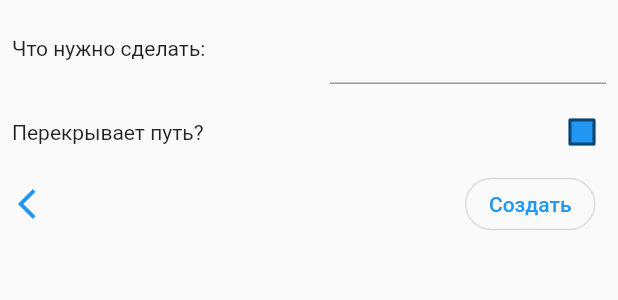
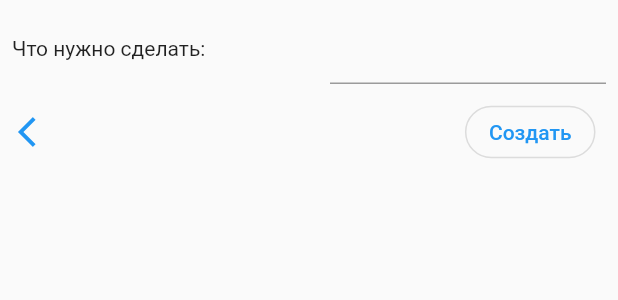
Before and after one commit to mentoster/sheremetyevo_tasks, a Flutter app: the CreateTaskWidget widget shown alone on an empty page, opened directly with empty values, on a phone screen of 412 x 824 dp. Shown: the top 300 px of the screen. Run offline on Flutter 3.47's test engine with Material 2 defaults, Android fonts, the phone set to English and light mode, and no system bars; our stand-ins replace flutter_slidable, liquid_progress_indicator_ns, location, photo_view, sliding_up_panel; missing offline and left inert: grpc, protobuf; statements that could not run were skipped.

Commit message:
update proco files

```diff
--- a/lib/Screens/mapScreen/main_map.dart
+++ b/lib/Screens/mapScreen/main_map.dart
@@ -26,7 +26,7 @@ class WayMap extends StatelessWidget {
       parallaxEnabled: true,
       backdropEnabled: true,
       panel: Center(
-        child: _isEngineer ? EngineerBottomMenu() : WorkerBottomMenu(),
+        child:  BottomMenu(_isEngineer),
       ),
       body: body(),
       borderRadius: radius,
--- a/lib/Screens/mapScreen/widgets/Tasks/create_new_task.dart
+++ b/lib/Screens/mapScreen/widgets/Tasks/create_new_task.dart
@@ -29,7 +29,7 @@ class _NewTaskMenuState extends State<NewTaskMenu> {
           style: TextStyle(fontSize: 25),
         ),
         _isWantToCreate
-            ? CreateTaskWidget(ChangeCreateBool)
+            ? CreateTaskWidget(ChangeCreateBool, "Привет")
             : Container(
                 height: 35,
                 padding: EdgeInsets.only(right: 15),
--- a/lib/Screens/mapScreen/widgets/Tasks/new_task_menu.dart
+++ b/lib/Screens/mapScreen/widgets/Tasks/new_task_menu.dart
@@ -2,19 +2,29 @@ import 'package:flutter/material.dart';
 import 'package:sheremetyevo_tasks/Models/coordservice.pbgrpc.dart';
 
 class CreateTaskWidget extends StatefulWidget {
+  final textToField;
   Function _changeCreateBool;
-  CreateTaskWidget(this._changeCreateBool);
+  CreateTaskWidget(this._changeCreateBool, this.textToField);
+  final _controller = TextEditingController();
+  void putText() {
+    _controller.text = textToField;
+  }
+
   @override
-  _CreateTaskWidgetState createState() =>
-      _CreateTaskWidgetState(_changeCreateBool);
+  _CreateTaskWidgetState createState() {
+    putText();
+    return _CreateTaskWidgetState(_changeCreateBool, _controller);
+  }
 }
 
 class _CreateTaskWidgetState extends State<CreateTaskWidget> {
+  final TextEditingController _controller;
+
   bool _isOnWay = false;
   Function _changeCreateBool;
   late Operaions operaion;
 
-  _CreateTaskWidgetState(this._changeCreateBool);
+  _CreateTaskWidgetState(this._changeCreateBool, this._controller);
   Color getColor(Set<MaterialState> states) {
     const Set<MaterialState> interactiveStates = <MaterialState>{
       MaterialState.pressed,
@@ -43,29 +53,32 @@ class _CreateTaskWidgetState extends State<CreateTaskWidget> {
               width: 200,
               padding: const EdgeInsets.all(8.0),
               child: TextField(
-                  style: TextStyle(fontSize: 14), maxLines: 1, minLines: 1),
+                  controller: _controller,
+                  style: TextStyle(fontSize: 14),
+                  maxLines: 1,
+                  minLines: 1),
             ),
           ],
         ),
-        Row(
-            crossAxisAlignment: CrossAxisAlignment.center,
-            mainAxisAlignment: MainAxisAlignment.spaceBetween,
-            children: [
-              Padding(
-                padding: const EdgeInsets.only(left: 8.0),
-                child: Text("Перекрывает путь?"),
-              ),
-              Checkbox(
-                checkColor: Colors.white,
-                fillColor: MaterialStateProperty.resolveWith(getColor),
-                value: _isOnWay,
-                onChanged: (bool? value) {
-                  setState(() {
-                    _isOnWay = value!;
-                  });
-                },
-              ),
-            ]),
+        // Row(
+        //     crossAxisAlignment: CrossAxisAlignment.center,
+        //     mainAxisAlignment: MainAxisAlignment.spaceBetween,
+        //     children: [
+        //       Padding(
+        //         padding: const EdgeInsets.only(left: 8.0),
+        //         child: Text("Перекрывает путь?"),
+        //       ),
+        //       Checkbox(
+        //         checkColor: Colors.white,
+        //         fillColor: MaterialStateProperty.resolveWith(getColor),
+        //         value: _isOnWay,
+        //         onChanged: (bool? value) {
+        //           setState(() {
+        //             _isOnWay = value!;
+        //           });
+        //         },
+        //       ),
+        //     ]),
         Row(
           mainAxisAlignment: MainAxisAlignment.spaceBetween,
           children: [
@@ -81,7 +94,8 @@ class _CreateTaskWidgetState extends State<CreateTaskWidget> {
               padding: EdgeInsets.only(right: 15),
               child: OutlinedButton(
                 onPressed: () {
-                  print('Received click');
+                  _changeCreateBool();
+                  _controller.text;
                 },
                 child: const Text('Создать'),
                 style: ButtonStyle(
```
Also changed, not shown: lib/Screens/mapScreen/widgets/Tasks/all_tasks.dart (+22 -14 lines), lib/Screens/mapScreen/widgets/Tasks/task.dart (+18 -8 lines), lib/Screens/mapScreen/widgets/Tasks/tasks_list.dart (+7 -12 lines), lib/Screens/mapScreen/widgets/opened_card.dart (+17 -15 lines).
